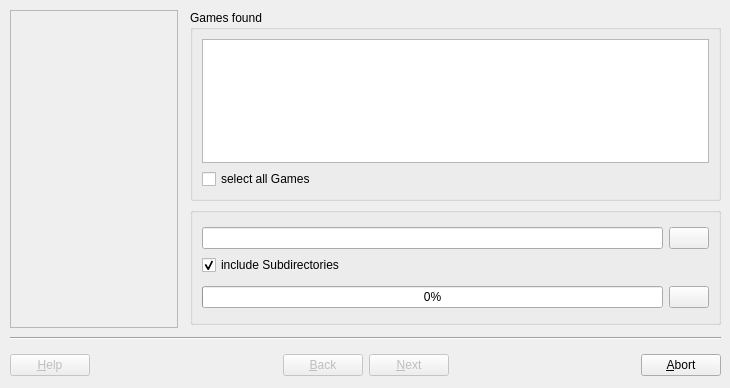
Qt form ui/profilewizard.ui (LasDesu/DBoxFE) before a commit.
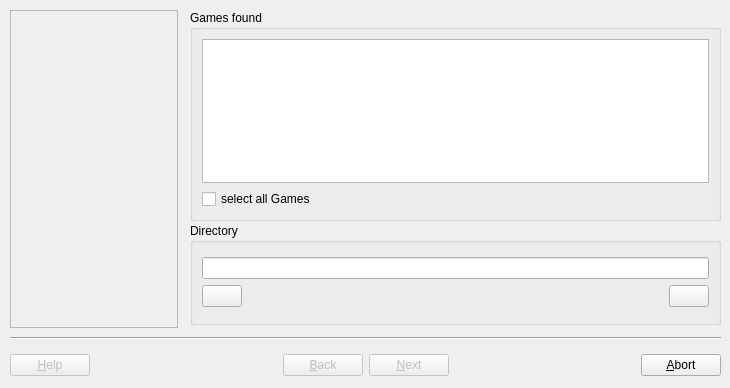
The same form after that commit. Icons and pictures are not drawn.

Diff of the .ui file:
```diff
--- a/ui/profilewizard.ui
+++ b/ui/profilewizard.ui
@@ -329,13 +329,13 @@
     <property name="geometry" >
      <rect>
       <x>0</x>
-      <y>197</y>
+      <y>213</y>
       <width>531</width>
-      <height>118</height>
+      <height>102</height>
      </rect>
     </property>
     <property name="title" >
-     <string/>
+     <string>Directory</string>
     </property>
     <layout class="QGridLayout" >
      <property name="margin" >
@@ -344,36 +344,6 @@
      <property name="spacing" >
       <number>6</number>
      </property>
-     <item row="1" column="0" >
-      <layout class="QHBoxLayout" >
-       <property name="margin" >
-        <number>0</number>
-       </property>
-       <property name="spacing" >
-        <number>6</number>
-       </property>
-       <item>
-        <widget class="QProgressBar" name="pBarSearch" >
-         <property name="value" >
-          <number>0</number>
-         </property>
-         <property name="orientation" >
-          <enum>Qt::Horizontal</enum>
-         </property>
-        </widget>
-       </item>
-       <item>
-        <widget class="QPushButton" name="btnSearch" >
-         <property name="text" >
-          <string/>
-         </property>
-         <property name="icon" >
-          <iconset resource="../res/dboxfe.qrc" >:/pics/images/misc.png</iconset>
-         </property>
-        </widget>
-       </item>
-      </layout>
-     </item>
      <item row="0" column="0" >
       <layout class="QVBoxLayout" >
        <property name="margin" >
@@ -382,6 +352,9 @@
        <property name="spacing" >
         <number>6</number>
        </property>
+       <item>
+        <widget class="QLineEdit" name="LEDirectory" />
+       </item>
        <item>
         <layout class="QHBoxLayout" >
          <property name="margin" >
@@ -391,7 +364,27 @@
           <number>6</number>
          </property>
          <item>
-          <widget class="QLineEdit" name="LEDirectory" />
+          <widget class="QPushButton" name="btnSearch" >
+           <property name="text" >
+            <string/>
+           </property>
+           <property name="icon" >
+            <iconset resource="../res/dboxfe.qrc" >:/pics/images/misc.png</iconset>
+           </property>
+          </widget>
+         </item>
+         <item>
+          <spacer>
+           <property name="orientation" >
+            <enum>Qt::Horizontal</enum>
+           </property>
+           <property name="sizeHint" >
+            <size>
+             <width>40</width>
+             <height>20</height>
+            </size>
+           </property>
+          </spacer>
          </item>
          <item>
           <widget class="QPushButton" name="btnSelectDir" >
@@ -405,16 +398,6 @@
          </item>
         </layout>
        </item>
-       <item>
-        <widget class="QCheckBox" name="chkBoxSubDirs" >
-         <property name="text" >
-          <string>include Subdirectories</string>
-         </property>
-         <property name="checked" >
-          <bool>true</bool>
-         </property>
-        </widget>
-       </item>
       </layout>
      </item>
     </layout>
@@ -425,7 +408,7 @@
       <x>0</x>
       <y>0</y>
       <width>531</width>
-      <height>191</height>
+      <height>211</height>
      </rect>
     </property>
     <property name="title" >
```
Left out of the diff: 28 changed lines with no effect on the pictures.
